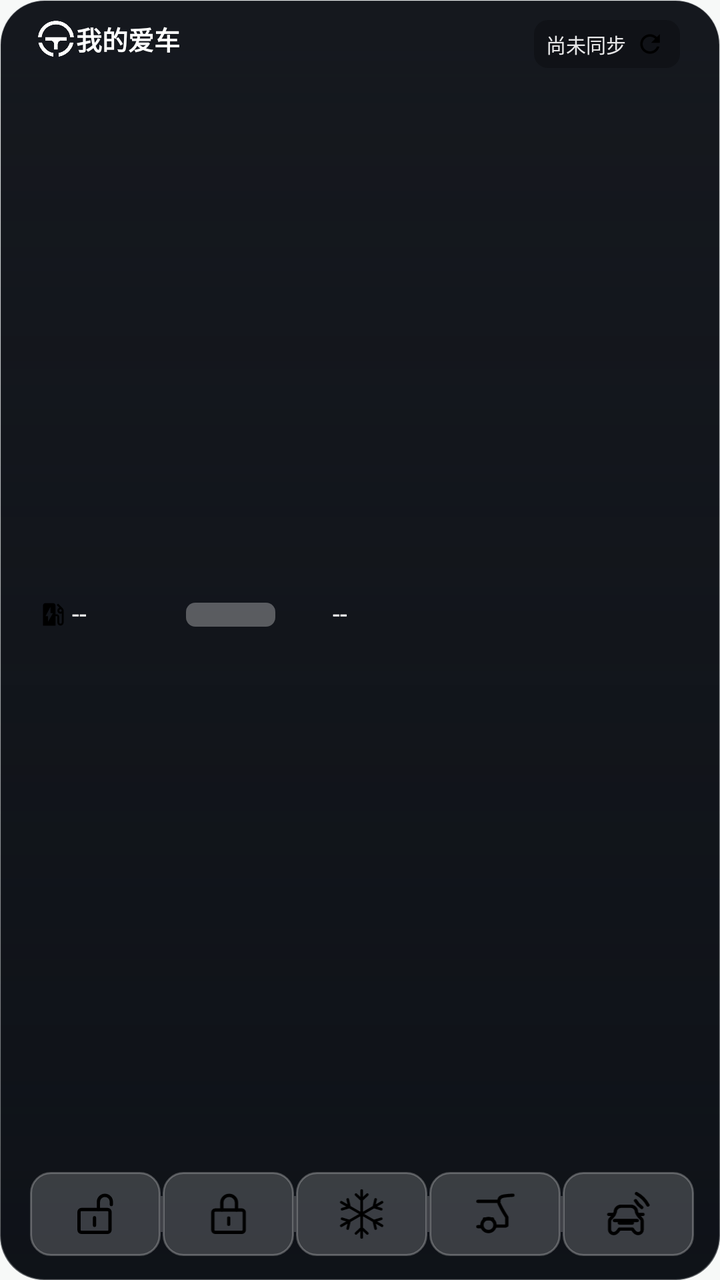
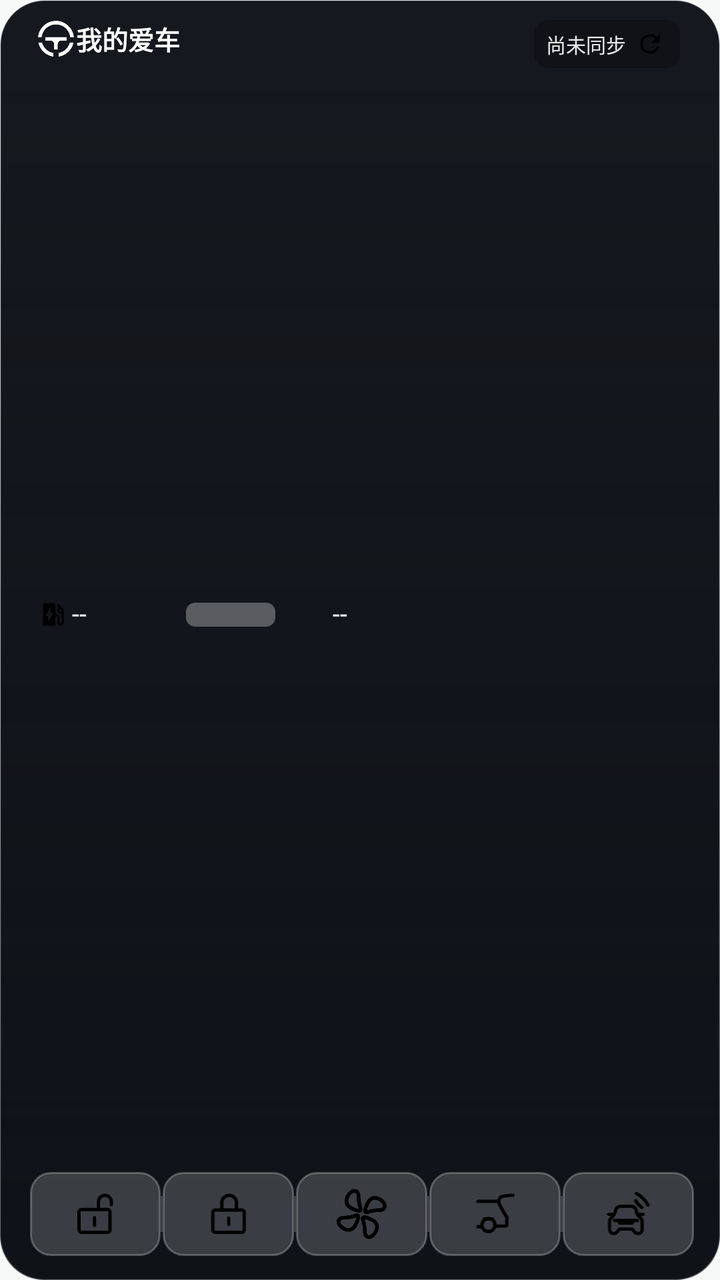

Before-and-after screenshots of an Android layout around one commit, followed by the original layout XML and the change that was made.
<!-- AndroidManifest.xml: application theme Theme.LeapControl -->
<!-- res/layout/widget_d_wide.xml -->
<?xml version="1.0" encoding="utf-8"?>
<FrameLayout xmlns:android="http://schemas.android.com/apk/res/android"
    android:id="@+id/wg_root"
    android:layout_width="match_parent"
    android:layout_height="match_parent"
    android:background="@drawable/widget_card_light"
    android:clipToOutline="true">

    <ImageView
        android:id="@+id/wg_bg"
        android:layout_width="match_parent"
        android:layout_height="match_parent"
        android:background="@drawable/widget_card_dark"
        android:clipToOutline="true"
        android:contentDescription="@null"
        android:scaleType="centerCrop" />

    <ImageView
        android:id="@+id/wg_scrim"
        android:layout_width="match_parent"
        android:layout_height="match_parent"
        android:background="@drawable/widget_d_scrim"
        android:contentDescription="@null" />

    <LinearLayout
        android:layout_width="match_parent"
        android:layout_height="match_parent"
        android:orientation="vertical"
        android:paddingStart="15dp"
        android:paddingTop="9dp"
        android:paddingEnd="13dp"
        android:paddingBottom="12dp">

        <LinearLayout
            android:id="@+id/wg_hero"
            android:layout_width="match_parent"
            android:layout_height="0dp"
            android:layout_weight="1"
            android:orientation="horizontal">

            <LinearLayout
                android:id="@+id/wg_info"
                android:layout_width="0dp"
                android:layout_height="match_parent"
                android:layout_weight="1.1"
                android:orientation="vertical">

                
                <LinearLayout
                    android:layout_width="match_parent"
                    android:layout_height="wrap_content"
                    android:layout_marginStart="4dp"
                    android:layout_marginTop="1dp"
                    android:gravity="center_vertical"
                    android:orientation="horizontal">

                    
                    <ImageView
                        android:id="@+id/wg_logo"
                        android:layout_width="18dp"
                        android:layout_height="18dp"
                        android:layout_marginEnd="1dp"
                        android:contentDescription="@null"
                        android:scaleType="fitCenter"
                        android:src="@drawable/ic_widget_logo_steering" />

                    <TextView
                        android:id="@+id/wg_title"
                        android:layout_width="0dp"
                        android:layout_height="wrap_content"
                        android:layout_weight="1"
                        android:ellipsize="end"
                        android:includeFontPadding="false"
                        android:maxLines="1"
                        android:text="我的爱车"
                        android:textColor="#FFFFFF"
                        android:textSize="13sp"
                        android:textStyle="bold" />
                </LinearLayout>

                
                <LinearLayout
                    android:layout_width="match_parent"
                    android:layout_height="0dp"
                    android:layout_marginStart="4dp"
                    android:layout_weight="1"
                    android:gravity="center_vertical"
                    android:orientation="vertical">

                    <LinearLayout
                        android:layout_width="match_parent"
                        android:layout_height="wrap_content"
                        android:gravity="center_vertical"
                        android:orientation="horizontal">

                        <ImageView
                            android:id="@+id/wg_ev_icon"
                            android:layout_width="15dp"
                            android:layout_height="15dp"
                            android:contentDescription="@null"
                            android:scaleType="fitCenter"
                            android:src="@drawable/ic_range_ev" />

                        <TextView
                            android:id="@+id/wg_ev_value"
                            android:layout_width="wrap_content"
                            android:layout_height="wrap_content"
                            android:layout_marginStart="2dp"
                            android:minWidth="52dp"
                            android:gravity="start"
                            android:includeFontPadding="false"
                            android:maxLines="1"
                            android:text="--"
                            android:autoSizeTextType="none"
                            android:textColor="#FFFFFF"
                            android:textSize="13sp" />

                        
                        <FrameLayout
                            android:id="@+id/wg_ev_bar_box"
                            android:layout_width="0dp"
                            android:layout_weight="1"
                            android:layout_height="12dp"
                            android:layout_marginStart="5dp"
                            android:layout_marginEnd="2dp">

                            <ProgressBar
                                android:id="@+id/wg_ev_bar"
                                style="?android:attr/progressBarStyleHorizontal"
                                android:layout_width="match_parent"
                                android:layout_height="match_parent"
                                android:max="100"
                                android:progressDrawable="@drawable/widget_bar_ev_glass" />
                        </FrameLayout>

                        <TextView
                            android:id="@+id/wg_ev_pct"
                            android:layout_width="wrap_content"
                            android:layout_height="wrap_content"
                            android:gravity="end"
                            android:minWidth="34dp"
                            android:includeFontPadding="false"
                            android:maxLines="1"
                            android:text="--"
                            android:autoSizeTextType="none"
                            android:textColor="#FFFFFF"
                            android:textSize="13sp" />
                    </LinearLayout>

                    <LinearLayout
                        android:id="@+id/wg_fuel_row"
                        android:layout_width="match_parent"
                        android:layout_height="wrap_content"
                        android:layout_marginTop="6dp"
                        android:gravity="center_vertical"
                        android:orientation="horizontal"
                        android:visibility="gone">

                        <ImageView
                            android:id="@+id/wg_fuel_icon"
                            android:layout_width="15dp"
                            android:layout_height="15dp"
                            android:contentDescription="@null"
                            android:scaleType="fitCenter"
                            android:src="@drawable/ic_range_fuel" />

                        <TextView
                            android:id="@+id/wg_fuel_value"
                            android:layout_width="wrap_content"
                            android:layout_height="wrap_content"
                            android:layout_marginStart="2dp"
                            android:minWidth="52dp"
                            android:gravity="start"
                            android:includeFontPadding="false"
                            android:maxLines="1"
                            android:text="--"
                            android:autoSizeTextType="none"
                            android:textColor="#FFFFFF"
                            android:textSize="13sp" />

                        <FrameLayout
                            android:id="@+id/wg_fuel_bar_box"
                            android:layout_width="0dp"
                            android:layout_weight="1"
                            android:layout_height="12dp"
                            android:layout_marginStart="5dp"
                            android:layout_marginEnd="2dp">

                            <ProgressBar
                                android:id="@+id/wg_fuel_bar"
                                style="?android:attr/progressBarStyleHorizontal"
                                android:layout_width="match_parent"
                                android:layout_height="match_parent"
                                android:max="100"
                                android:progressDrawable="@drawable/widget_bar_fuel_glass" />
                        </FrameLayout>

                        <TextView
                            android:id="@+id/wg_fuel_pct"
                            android:layout_width="wrap_content"
                            android:layout_height="wrap_content"
                            android:gravity="end"
                            android:minWidth="34dp"
                            android:includeFontPadding="false"
                            android:maxLines="1"
                            android:text="--"
                            android:autoSizeTextType="none"
                            android:textColor="#FFFFFF"
                            android:textSize="13sp" />
                    </LinearLayout>
                </LinearLayout>
            </LinearLayout>

            <FrameLayout
                android:id="@+id/wg_car_box"
                android:layout_width="0dp"
                android:layout_height="match_parent"
                android:layout_weight="1.2">

                <ImageView
                    android:id="@+id/wg_car"
                    android:layout_width="match_parent"
                    android:layout_height="match_parent"
                    android:contentDescription="车辆"
                    android:scaleType="fitCenter"
                    android:visibility="gone" />
            </FrameLayout>
        </LinearLayout>

        <LinearLayout
            android:id="@+id/wg_act_row"
            android:layout_width="match_parent"
            android:layout_height="42dp"
            android:orientation="horizontal">

            <LinearLayout
                android:id="@+id/wg_cell_unlock"
                android:layout_width="0dp"
                android:layout_height="match_parent"
                android:layout_weight="1"
                android:background="@drawable/widget_cell_d"
                android:clickable="true"
                android:focusable="true">

                <ImageView
                    android:id="@+id/wg_icon_unlock"
                    android:layout_width="match_parent"
                    android:layout_height="match_parent"
                    android:contentDescription="解锁"
                    android:padding="6dp"
                    android:scaleType="fitCenter"
                    android:src="@drawable/ic_qc_unlock" />
            </LinearLayout>

            <ImageView
                android:id="@+id/wg_div1"
                android:layout_width="1dp"
                android:layout_height="18dp"
                android:layout_gravity="center_vertical"
                android:background="#33FFFFFF"
                android:contentDescription="@null" />

            <LinearLayout
                android:id="@+id/wg_cell_lock"
                android:layout_width="0dp"
                android:layout_height="match_parent"
                android:layout_weight="1"
                android:background="@drawable/widget_cell_d"
                android:clickable="true"
                android:focusable="true">

                <ImageView
                    android:id="@+id/wg_icon_lock"
                    android:layout_width="match_parent"
                    android:layout_height="match_parent"
                    android:contentDescription="上锁"
                    android:padding="6dp"
                    android:scaleType="fitCenter"
                    android:src="@drawable/ic_qc_lock" />
            </LinearLayout>

            <ImageView
                android:id="@+id/wg_div2"
                android:layout_width="1dp"
                android:layout_height="18dp"
                android:layout_gravity="center_vertical"
                android:background="#33FFFFFF"
                android:contentDescription="@null" />

            <LinearLayout
                android:id="@+id/wg_cell_ac"
                android:layout_width="0dp"
                android:layout_height="match_parent"
                android:layout_weight="1"
                android:background="@drawable/widget_cell_d"
                android:clickable="true"
                android:focusable="true">

                <ImageView
                    android:id="@+id/wg_icon_ac"
                    android:layout_width="match_parent"
                    android:layout_height="match_parent"
                    android:contentDescription="空调"
                    android:padding="6dp"
                    android:scaleType="fitCenter"
                    android:src="@drawable/ic_qc_ac" />
            </LinearLayout>

            <ImageView
                android:id="@+id/wg_div3"
                android:layout_width="1dp"
                android:layout_height="18dp"
                android:layout_gravity="center_vertical"
                android:background="#33FFFFFF"
                android:contentDescription="@null" />

            <LinearLayout
                android:id="@+id/wg_cell_trunk"
                android:layout_width="0dp"
                android:layout_height="match_parent"
                android:layout_weight="1"
                android:background="@drawable/widget_cell_d"
                android:clickable="true"
                android:focusable="true">

                <ImageView
                    android:id="@+id/wg_icon_trunk"
                    android:layout_width="match_parent"
                    android:layout_height="match_parent"
                    android:contentDescription="后备箱"
                    android:padding="6dp"
                    android:scaleType="fitCenter"
                    android:src="@drawable/ic_qc_trunk" />
            </LinearLayout>

            <ImageView
                android:id="@+id/wg_div4"
                android:layout_width="1dp"
                android:layout_height="18dp"
                android:layout_gravity="center_vertical"
                android:background="#33FFFFFF"
                android:contentDescription="@null" />

            <LinearLayout
                android:id="@+id/wg_cell_horn"
                android:layout_width="0dp"
                android:layout_height="match_parent"
                android:layout_weight="1"
                android:background="@drawable/widget_cell_d"
                android:clickable="true"
                android:focusable="true">

                <ImageView
                    android:id="@+id/wg_icon_horn"
                    android:layout_width="match_parent"
                    android:layout_height="match_parent"
                    android:contentDescription="鸣笛寻车"
                    android:padding="6dp"
                    android:scaleType="fitCenter"
                    android:src="@drawable/ic_qc_horn" />
            </LinearLayout>
        </LinearLayout>
    </LinearLayout>

    
    <LinearLayout
        android:id="@+id/wg_status_row"
        android:layout_width="wrap_content"
        android:layout_height="wrap_content"
        android:layout_gravity="top|end"
        android:layout_marginTop="10dp"
        android:layout_marginEnd="20dp"
        android:background="@drawable/widget_time_pill"
        android:gravity="center_vertical|end"
        android:orientation="horizontal"
        android:paddingStart="6dp"
        android:paddingTop="2dp"
        android:paddingEnd="5dp"
        android:paddingBottom="2dp">

        
        <ImageView
            android:id="@+id/wg_hint_icon"
            android:layout_width="13dp"
            android:layout_height="13dp"
            android:layout_marginEnd="4dp"
            android:contentDescription="@null"
            android:scaleType="fitCenter"
            android:src="@drawable/ic_hint_ok"
            android:visibility="gone" />

        <TextView
            android:id="@+id/wg_time"
            android:layout_width="wrap_content"
            android:layout_height="wrap_content"
            android:ellipsize="end"
            android:includeFontPadding="false"
            android:maxLines="1"
            android:maxWidth="118dp"
            android:text="尚未同步"
            android:textColor="#E6FFFFFF"
            android:textSize="10sp" />

        
        <ImageView
            android:id="@+id/wg_refresh"
            android:layout_width="20dp"
            android:layout_height="20dp"
            android:layout_marginStart="2dp"
            android:clickable="true"
            android:contentDescription="刷新车况"
            android:focusable="true"
            android:padding="2.5dp"
            android:scaleType="fitCenter"
            android:src="@drawable/ic_widget_refresh" />
    </LinearLayout>
</FrameLayout>
<!-- resources referenced by this layout -->
<resources>
  <!-- drawable ic_qc_ac (drawable) -->
  <?xml version="1.0" encoding="utf-8"?>
  <vector xmlns:android="http://schemas.android.com/apk/res/android"
      android:width="24dp"
      android:height="24dp"
      android:viewportWidth="24"
      android:viewportHeight="24">
      <path
          android:pathData="M 12.00 12.00 L 12.00 21.40 M 12.00 17.64 L 14.27 19.76 M 12.00 17.64 L 9.73 19.76 M 12.00 12.00 L 20.14 16.70 M 16.88 14.82 L 19.85 13.91 M 16.88 14.82 L 17.58 17.84 M 12.00 12.00 L 20.14 7.30 M 16.88 9.18 L 17.58 6.16 M 16.88 9.18 L 19.85 10.09 M 12.00 12.00 L 12.00 2.60 M 12.00 6.36 L 9.73 4.24 M 12.00 6.36 L 14.27 4.24 M 12.00 12.00 L 3.86 7.30 M 7.12 9.18 L 4.15 10.09 M 7.12 9.18 L 6.42 6.16 M 12.00 12.00 L 3.86 16.70 M 7.12 14.82 L 6.42 17.84 M 7.12 14.82 L 4.15 13.91"
          android:strokeColor="#FF000000"
          android:strokeWidth="1.05"
          android:strokeLineCap="round"
          android:strokeLineJoin="round"
          android:fillColor="#00000000" />
  </vector>
  <!-- drawable ic_widget_refresh (drawable) -->
  <?xml version="1.0" encoding="utf-8"?>
  <vector xmlns:android="http://schemas.android.com/apk/res/android"
      android:width="24dp"
      android:height="24dp"
      android:viewportWidth="24"
      android:viewportHeight="24">
      <path
          android:fillColor="#FF000000"
          android:pathData="M17.65 6.35C16.2 4.9 14.21 4 12 4c-4.42 0-7.99 3.58-8 8s3.57 8 8 8c3.73 0 6.84-2.55 7.73-6h-2.08c-.82 2.33-3.04 4-5.65 4-3.31 0-6-2.69-6-6s2.69-6 6-6c1.66 0 3.14 0.69 4.22 1.78L13 11h7V4l-2.35 2.35z" />
  </vector>
  <!-- drawable widget_card_dark (drawable) -->
  <?xml version="1.0" encoding="utf-8"?>
  <shape xmlns:android="http://schemas.android.com/apk/res/android"
      android:shape="rectangle">
      <solid android:color="#15181E" />
      <corners android:radius="22dp" />
      <stroke
          android:width="0.8dp"
          android:color="#1AFFFFFF" />
  </shape>
  <!-- drawable widget_card_light (drawable) -->
  <?xml version="1.0" encoding="utf-8"?>
  <shape xmlns:android="http://schemas.android.com/apk/res/android"
      android:shape="rectangle">
      <solid android:color="#FCFDFE" />
      <corners android:radius="22dp" />
      <stroke
          android:width="0.8dp"
          android:color="#1A1A2030" />
  </shape>
  <!-- drawable widget_cell_d (drawable) -->
  <?xml version="1.0" encoding="utf-8"?>
  <ripple xmlns:android="http://schemas.android.com/apk/res/android"
      android:color="#33FFFFFF">
      <item>
          <shape android:shape="rectangle">
              <solid android:color="#2EFFFFFF" />
              <corners android:radius="10dp" />
              <stroke
                  android:width="1dp"
                  android:color="#40FFFFFF" />
          </shape>
      </item>
  </ripple>
  <!-- drawable widget_d_scrim (drawable) -->
  <?xml version="1.0" encoding="utf-8"?>
  <shape xmlns:android="http://schemas.android.com/apk/res/android"
      android:shape="rectangle">
      <gradient
          android:angle="270"
          android:endColor="#9E0A0E14"
          android:startColor="#000A0E14" />
  </shape>
  <!-- drawable widget_time_pill (drawable) -->
  <?xml version="1.0" encoding="utf-8"?>
  <shape xmlns:android="http://schemas.android.com/apk/res/android"
      android:shape="rectangle">
      <solid android:color="#40000000" />
      <corners android:radius="7dp" />
  </shape>
  <style name="Theme.LeapControl" parent="android:Theme.Material.Light.NoActionBar">
          <item name="android:statusBarColor">@android:color/transparent</item>
          <item name="android:navigationBarColor">@android:color/transparent</item>
          <item name="android:windowLightStatusBar">true</item>
          <item name="android:windowBackground">#FFF7F9F8</item>
      </style>
  <!-- unchanged entries left out for length: 10 -->
</resources>

<!-- the commit's change to res/layout/widget_d_wide.xml (unified diff, before → after) -->
@@ -303,7 +303,7 @@
                     android:contentDescription="空调"
                     android:padding="6dp"
                     android:scaleType="fitCenter"
-                    android:src="@drawable/ic_qc_ac" />
+                    android:src="@drawable/ic_widget_ac_fan" />
             </LinearLayout>
 
             <ImageView
<!-- resource entries referenced after the edit -->
@@ -1,20 +1,6 @@
 <!-- resources referenced by this layout -->
 <resources>
-  <!-- drawable ic_qc_ac (drawable) -->
-  <?xml version="1.0" encoding="utf-8"?>
-  <vector xmlns:android="http://schemas.android.com/apk/res/android"
-      android:width="24dp"
-      android:height="24dp"
-      android:viewportWidth="24"
-      android:viewportHeight="24">
-      <path
-          android:pathData="M 12.00 12.00 L 12.00 21.40 M 12.00 17.64 L 14.27 19.76 M 12.00 17.64 L 9.73 19.76 M 12.00 12.00 L 20.14 16.70 M 16.88 14.82 L 19.85 13.91 M 16.88 14.82 L 17.58 17.84 M 12.00 12.00 L 20.14 7.30 M 16.88 9.18 L 17.58 6.16 M 16.88 9.18 L 19.85 10.09 M 12.00 12.00 L 12.00 2.60 M 12.00 6.36 L 9.73 4.24 M 12.00 6.36 L 14.27 4.24 M 12.00 12.00 L 3.86 7.30 M 7.12 9.18 L 4.15 10.09 M 7.12 9.18 L 6.42 6.16 M 12.00 12.00 L 3.86 16.70 M 7.12 14.82 L 6.42 17.84 M 7.12 14.82 L 4.15 13.91"
-          android:strokeColor="#FF000000"
-          android:strokeWidth="1.05"
-          android:strokeLineCap="round"
-          android:strokeLineJoin="round"
-          android:fillColor="#00000000" />
-  </vector>
+  <!-- drawable ic_widget_ac_fan: png bitmap (drawable-nodpi, 3484 bytes) -->
   <!-- drawable ic_widget_refresh (drawable) -->
   <?xml version="1.0" encoding="utf-8"?>
   <vector xmlns:android="http://schemas.android.com/apk/res/android"
